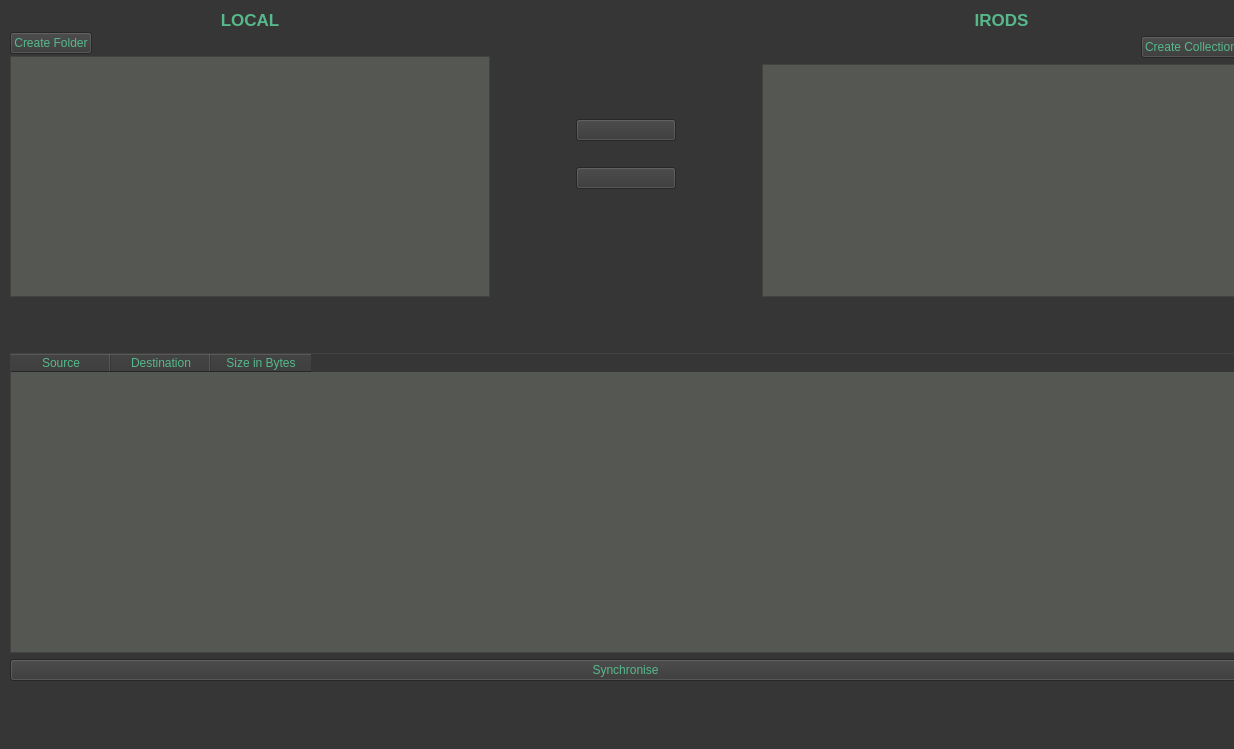
This is ibridgesgui/ui_files/tabSync.ui in iBridges-for-iRODS/iBridges-GUI as Qt 5 draws it before an edit. The edited form follows.
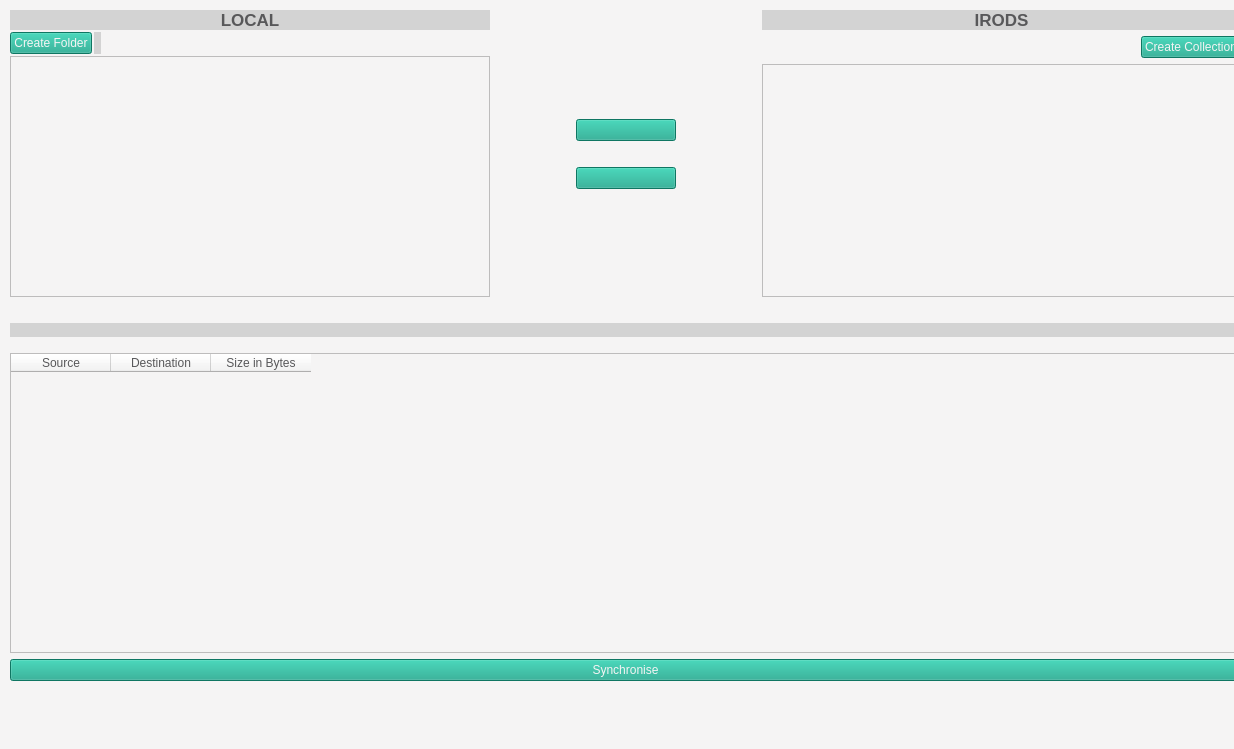
This is the edited form. Icons and pictures are not drawn.

Diff of the .ui file:
```diff
--- a/ibridgesgui/ui_files/tabSync.ui
+++ b/ibridgesgui/ui_files/tabSync.ui
@@ -16,27 +16,33 @@
   <property name="styleSheet">
    <string notr="true">QWidget
 {
-	color: rgb(86, 184, 139);
-	background-color: rgb(54, 54, 54);
-	selection-background-color: rgb(58, 152, 112);
+    background-color: rgb(245, 244, 244);
+    color: rgb(88, 88, 90);
+    selection-background-color: rgb(21, 165, 137);
+    selection-color: rgb(245, 244, 244)
 }
 
-QGroupBox
+QLabel
 {
-	background-color: rgb(85, 87, 83);
-}
-
-QTreeView,QTableWidget
-{
-    background-color: rgb(85, 87, 83);
-    selection-background-color: rgb(58, 152, 112);
-    border-color: rgb(86, 184, 139);
+  background-color: rgb(211,211,211);
 }
 
 QLabel#error_label
 {
-	color: rgb(217, 174, 23);
-}</string>
+    color: rgb(252, 152, 3);
+}
+
+QPushButton
+{
+	background-color: rgb(21, 165, 137);
+    color: rgb(245, 244, 244);
+}
+
+QTextEdit, QTableWidget, QCheckBox
+{
+     background-color: rgb(245, 244, 244)
+}
+</string>
   </property>
   <widget class="QWidget" name="layoutWidget">
    <property name="geometry">
@@ -72,7 +78,6 @@
           <property name="font">
            <font>
             <pointsize>13</pointsize>
-            <weight>75</weight>
             <bold>true</bold>
            </font>
           </property>
@@ -312,7 +317,6 @@
           <property name="font">
            <font>
             <pointsize>13</pointsize>
-            <weight>75</weight>
             <bold>true</bold>
            </font>
           </property>
```
